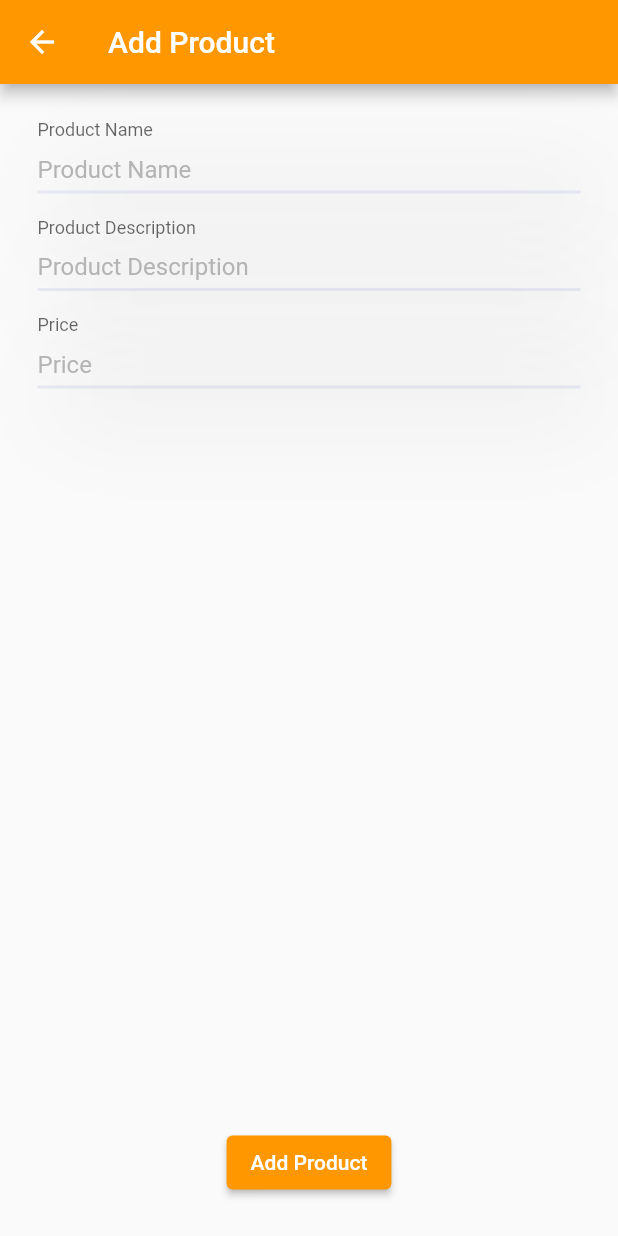
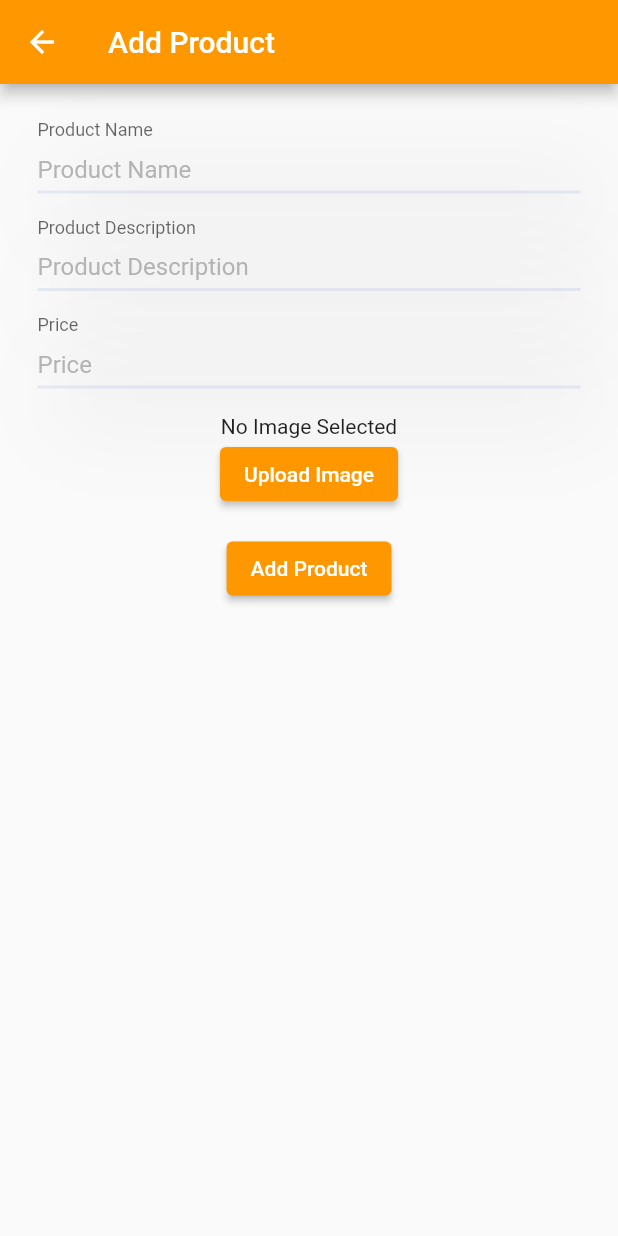
Before and after one commit to drewkubacki/ecommerce, a Flutter app: the AdminAddProductPage screen opened directly, after a tap on "Add Product", on a phone screen of 412 x 824 dp. Run offline on Flutter 3.47's test engine with Material 2 defaults, Android fonts, the phone set to English and light mode, and no system bars; our stand-ins replace cloud_firestore, firebase_auth, firebase_core, firebase_storage, flutter_riverpod, image_picker; missing offline and left inert: flutterfire_ui; accounts and stored records are empty.

Commit message:
Added functionality to delete items from the database. Additionally added a way to display the products in cards with images on the screen.

```diff
--- a/lib/app/pages/admin/admin_add_product.dart
+++ b/lib/app/pages/admin/admin_add_product.dart
@@ -1,6 +1,9 @@
+import 'dart:io';
+
 import 'package:ecommerce/app/providers.dart';
 import 'package:flutter/material.dart';
 import 'package:flutter_riverpod/flutter_riverpod.dart';
+import 'package:image_picker/image_picker.dart';
 
 import '../../../models/product_model.dart';
 
@@ -23,6 +26,7 @@ class _AdminAddProductPageState extends ConsumerState<AdminAddProductPage> {
       appBar: AppBar(title: const Text("Add Product")),
       body: Padding(
         padding: const EdgeInsets.all(25.0),
+        child: SingleChildScrollView(
           child: Column(
             children: [
               CustomInputFieldFb1(
@@ -39,12 +43,35 @@ class _AdminAddProductPageState extends ConsumerState<AdminAddProductPage> {
                   inputController: priceEditingController,
                   hintText: 'Price',
                   labelText: 'Price'),
-            Spacer(),
+              const SizedBox(height: 15),
+              Consumer(
+                builder: (context, watch, child) {
+                  final image = ref.watch(addImageProvider);
+                  return image == null
+                      ? const Text('No Image Selected')
+                      : Image.file(
+                          File(image.path),
+                          height: 200,
+                        );
+                },
+              ),
+              ElevatedButton(
+                  child: const Text("Upload Image"),
+                  onPressed: () async {
+                    final image = await ImagePicker().pickImage(
+                      source: ImageSource.gallery,
+                    );
+                    if (image != null) {
+                      ref.watch(addImageProvider.state).state = image;
+                    }
+                  }),
+              const SizedBox(height: 15),
               ElevatedButton(
                   onPressed: () => _addProduct(),
-              child: const Text("Add Product"),
+                  child: const Text("Add Product")),
+              const SizedBox(height: 15),
+            ],
           ),
-          ],
         ),
       ),
     );
@@ -52,18 +79,20 @@ class _AdminAddProductPageState extends ConsumerState<AdminAddProductPage> {
 
   _addProduct() async {
     final storage = ref.read(databaseProvider);
-/*     print(storage);
-    if (storage == null) {
+    final imageFile = ref.read(addImageProvider.state).state;
+    final fileStorage = ref.read(storageProvider);
+
+    if (storage == null || imageFile == null || fileStorage == null) {
       return;
-    } else { */
-    await storage?.addProduct(Product(
+    }
+    final imageUrl = await fileStorage.uploadFile(imageFile.path);
+    await storage.addProduct(Product(
       name: titleTextEditingController.text,
       description: descriptionEditingController.text,
       price: double.parse(priceEditingController.text),
-      imageUrl: "image",
+      imageUrl: imageUrl,
     ));
     Navigator.pop(context);
-    //}
   }
 }
 
--- a/lib/app/providers.dart
+++ b/lib/app/providers.dart
@@ -1,7 +1,9 @@
 import 'package:firebase_auth/firebase_auth.dart';
 import 'package:flutter_riverpod/flutter_riverpod.dart';
+import 'package:image_picker/image_picker.dart';
 
 import '../services/firestore_service.dart';
+import '../services/storage_service.dart';
 
 final firebaseAuthProvider =
     Provider<FirebaseAuth>((ref) => FirebaseAuth.instance);
@@ -19,3 +21,14 @@ final databaseProvider = Provider<FirestoreService?>((ref) {
   }
   return null;
 });
+
+final addImageProvider = StateProvider<XFile?>((_) => null);
+
+final storageProvider = Provider<StorageService?>((ref) {
+  final auth = ref.watch(authStateChangesProvider);
+  String? uid = auth.asData?.value?.uid;
+  if (uid != null) {
+    return StorageService(uid: uid);
+  }
+  return null;
+});
--- a/lib/models/product_model.dart
+++ b/lib/models/product_model.dart
@@ -5,20 +5,23 @@ class Product {
   final String description;
   final double price;
   final String imageUrl;
+  final String? id;
 
   Product({
     required this.name,
     required this.description,
     required this.price,
     required this.imageUrl,
+    this.id,
   });
 
-  Map<String, dynamic> toMap() {
+  Map<String, dynamic> toMap(String id) {
     return {
       'name': name,
       'description': description,
       'price': price,
       'imageUrl': imageUrl,
+      'id': id,
     };
   }
 
@@ -26,5 +29,6 @@ class Product {
       : name = map['name'] ?? "",
         description = map['description'] ?? "",
         price = map['price'] ?? 0.0,
-        imageUrl = map['imageUrl'] ?? "";
+        imageUrl = map['imageUrl'] ?? "",
+        id = map['id'] ?? "";
 }
--- a/pubspec.yaml
+++ b/pubspec.yaml
@@ -42,6 +42,7 @@ dependencies:
   firebase_storage: ^10.2.10
   flutterfire_ui: ^0.4.0
   flutter_riverpod: ^1.0.3
+  image_picker: ^0.8.5
 
 dev_dependencies:
   flutter_test:
```
Also changed, not shown: lib/app/pages/admin/admin_home.dart (+31 -0 lines), lib/services/firestore_service.dart (+16 -5 lines), lib/services/storage_service.dart (added, +21 -0 lines), pubspec.lock, 1 other file. Lines whose indentation alone changed are shown as unchanged.
